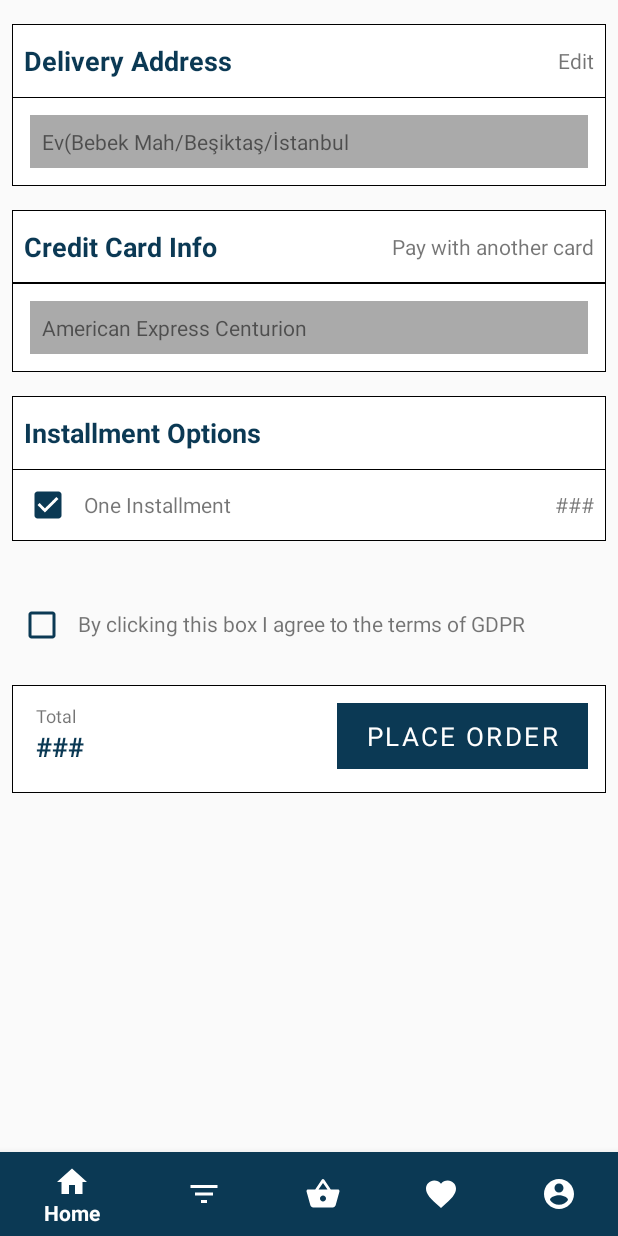
After one commit to bounswe/bounswe2020group5, an Android app: the fragment OrderFragment placed in its activity, on a phone screen of 412 x 824 dp. The commit adds this screen. Run offline under Robolectric (Android 15) with nearby library versions, the phone set to English and light mode, and no system bars; 1 statement that could not run was skipped.

Commit message:
order page xml implementation

```diff
--- a/app/mobile/BuPazar/app/src/main/java/com/example/bupazar/model/CartProductAdapter.kt
+++ b/app/mobile/BuPazar/app/src/main/java/com/example/bupazar/model/CartProductAdapter.kt
@@ -43,7 +43,7 @@ class CartProductAdapter(private val context: Context, private val cartProducts:
             itemView.product_description.text = cartProduct.product.description
             itemView.product_brand.text = "Brand: " + cartProduct.product.brand
             itemView.product_quantity.text = "Quantity: " + cartProduct.count
-            itemView.product_price.text = "$" + cartProduct.product.price
+            itemView.product_price.text = "$" + (cartProduct.product.price?.times(cartProduct.count))
             Glide.with(context).load(cartProduct.product.imageUrl).into(itemView.product_image)
         }
         fun bindLastItem(cartProduct: CartProduct) {
@@ -52,7 +52,7 @@ class CartProductAdapter(private val context: Context, private val cartProducts:
             itemView.product_description.text = cartProduct.product.description
             itemView.product_brand.text = "Brand: " + cartProduct.product.brand
             itemView.product_quantity.text = "Quantity: " + cartProduct.count
-            itemView.product_price.text = "$" + cartProduct.product.price
+            itemView.product_price.text = "$" + (cartProduct.product.price?.times(cartProduct.count))
             Glide.with(context).load(cartProduct.product.imageUrl).into(itemView.product_image)
             itemView.divider.visibility = View.INVISIBLE
             itemView.divider.background = null
--- a/app/mobile/BuPazar/app/src/main/java/com/example/bupazar/page/fragment/CartFragment.kt
+++ b/app/mobile/BuPazar/app/src/main/java/com/example/bupazar/page/fragment/CartFragment.kt
@@ -14,6 +14,7 @@ import com.example.bupazar.service.RestApiService
 import kotlinx.android.synthetic.main.fragment_cart.*
 import kotlinx.android.synthetic.main.fragment_homepage.*
 import kotlinx.android.synthetic.main.fragment_product.*
+import kotlinx.android.synthetic.main.homepage_activity.*
 
 private const val ARG_AUTH_TOKEN = "authToken"
 
@@ -22,6 +23,7 @@ class CartFragment : Fragment() {
     private var userData: LoginResponse? = null
     private var authToken: String? = null
     private var productsInCart: Array<CartProduct>? = null
+    private var totalPrice: Float = 0.0F
 
     override fun onCreate(savedInstanceState: Bundle?) {
         super.onCreate(savedInstanceState)
@@ -43,6 +45,13 @@ class CartFragment : Fragment() {
                 val cartProductAdapter = this.context?.let { productsInCart?.let { it1 -> CartProductAdapter(it, cartProducts = it1) } }
                 cartProducts.adapter = cartProductAdapter
                 cartProducts.layoutManager = LinearLayoutManager(this.context)
+
+                totalPrice = 0.0F
+
+                for (product in productsInCart!!) {
+                    totalPrice += product.product.price!! * product.count
+                }
+                total_price.text = "$" + totalPrice
             }
         }
     }
@@ -60,6 +69,13 @@ class CartFragment : Fragment() {
         val cartProductAdapter = this.context?.let { productsInCart?.let { it1 -> CartProductAdapter(it, cartProducts = it1) } }
         cartProducts.adapter = cartProductAdapter
         cartProducts.layoutManager = LinearLayoutManager(this.context)
+
+        go_to_order_page.setOnClickListener {
+            requireActivity().supportFragmentManager.beginTransaction().apply {
+                replace(R.id.fl_wrapper, OrderFragment())
+                commit()
+            }
+        }
     }
 
     companion object {
--- /dev/null
+++ b/app/mobile/BuPazar/app/src/main/java/com/example/bupazar/page/fragment/OrderFragment.kt
@@ -0,0 +1,60 @@
+package com.example.bupazar.page.fragment
+
+import android.os.Bundle
+import androidx.fragment.app.Fragment
+import android.view.LayoutInflater
+import android.view.View
+import android.view.ViewGroup
+import com.example.bupazar.R
+
+// TODO: Rename parameter arguments, choose names that match
+// the fragment initialization parameters, e.g. ARG_ITEM_NUMBER
+private const val ARG_PARAM1 = "param1"
+private const val ARG_PARAM2 = "param2"
+
+/**
+ * A simple [Fragment] subclass.
+ * Use the [OrderFragment.newInstance] factory method to
+ * create an instance of this fragment.
+ */
+class OrderFragment : Fragment() {
+    // TODO: Rename and change types of parameters
+    private var param1: String? = null
+    private var param2: String? = null
+
+    override fun onCreate(savedInstanceState: Bundle?) {
+        super.onCreate(savedInstanceState)
+        arguments?.let {
+            param1 = it.getString(ARG_PARAM1)
+            param2 = it.getString(ARG_PARAM2)
+        }
+    }
+
+    override fun onCreateView(
+        inflater: LayoutInflater, container: ViewGroup?,
+        savedInstanceState: Bundle?
+    ): View? {
+        // Inflate the layout for this fragment
+        return inflater.inflate(R.layout.fragment_order, container, false)
+    }
+
+    companion object {
+        /**
+         * Use this factory method to create a new instance of
+         * this fragment using the provided parameters.
+         *
+         * @param param1 Parameter 1.
+         * @param param2 Parameter 2.
+         * @return A new instance of fragment OrderFragment.
+         */
+        // TODO: Rename and change types and number of parameters
+        @JvmStatic
+        fun newInstance(param1: String, param2: String) =
+            OrderFragment().apply {
+                arguments = Bundle().apply {
+                    putString(ARG_PARAM1, param1)
+                    putString(ARG_PARAM2, param2)
+                }
+            }
+    }
+}
--- a/app/mobile/BuPazar/app/src/main/res/layout/fragment_cart.xml
+++ b/app/mobile/BuPazar/app/src/main/res/layout/fragment_cart.xml
@@ -27,12 +27,14 @@
         android:id="@+id/cartProducts"
         android:layout_width="match_parent"
         android:layout_height="match_parent"
-        android:layout_below="@id/topBar" />
+        android:layout_below="@id/topBar"
+        android:layout_above="@id/bottom_bar"/>
 
     <RelativeLayout
         android:layout_width="match_parent"
         android:layout_height="wrap_content"
         android:layout_alignParentBottom="true"
+        android:id="@+id/bottom_bar"
         android:background="@drawable/rectangle_border">
 
         <TextView
@@ -41,9 +43,8 @@
             android:id="@+id/total_text"
             android:text="Total"
             android:textSize="12sp"
-            android:layout_alignParentTop="true"
+            android:layout_alignTop="@id/go_to_order_page"
             android:layout_alignParentStart="true"
-            android:layout_marginTop="8dp"
             android:layout_marginStart="16dp"/>
 
         <TextView
@@ -54,7 +55,9 @@
             android:textSize="18sp"
             android:layout_below="@id/total_text"
             android:layout_alignStart="@id/total_text"
-            android:layout_marginBottom="8dp"/>
+            android:layout_marginBottom="8dp"
+            android:textStyle="bold"
+            android:textColor="@color/secondary_blue"/>
 
         <LinearLayout
             android:id="@+id/go_to_order_page"
@@ -62,12 +65,11 @@
             android:layout_height="wrap_content"
             android:background="@color/secondary_blue"
             android:layout_alignParentEnd="true"
-            android:layout_marginTop="16dp"
-            android:layout_marginEnd="16dp"
+            android:layout_marginTop="12dp"
+            android:layout_marginEnd="12dp"
             android:layout_marginBottom="16dp">
 
             <TextView
-                android:id="@+id/addtocart_text"
                 android:padding="10dp"
                 android:layout_marginStart="10dp"
                 android:layout_marginEnd="10dp"
--- /dev/null
+++ b/app/mobile/BuPazar/app/src/main/res/layout/fragment_order.xml
@@ -0,0 +1,289 @@
+<?xml version="1.0" encoding="utf-8"?>
+<RelativeLayout xmlns:android="http://schemas.android.com/apk/res/android"
+    xmlns:tools="http://schemas.android.com/tools"
+    android:layout_width="match_parent"
+    android:layout_height="match_parent"
+    tools:context=".page.fragment.OrderFragment">
+
+    <RelativeLayout
+        android:layout_width="match_parent"
+        android:layout_height="wrap_content"
+        android:layout_alignParentTop="true"
+        android:layout_marginTop="16dp"
+        android:layout_marginStart="8dp"
+        android:layout_marginEnd="8dp"
+        android:layout_marginBottom="16dp"
+        android:background="@drawable/rectangle_border"
+        android:id="@+id/address_box">
+
+        <RelativeLayout
+            android:layout_width="match_parent"
+            android:layout_height="wrap_content"
+            android:id="@+id/address_header_bar">
+
+            <TextView
+                android:layout_width="wrap_content"
+                android:layout_height="wrap_content"
+                android:layout_alignParentTop="true"
+                android:layout_alignParentStart="true"
+                android:text="Delivery Address"
+                android:textSize="18sp"
+                android:textStyle="bold"
+                android:textColor="@color/secondary_blue"
+                android:layout_marginStart="8dp"
+                android:layout_marginTop="12dp"
+                android:layout_marginBottom="12dp"/>
+
+            <TextView
+                android:layout_width="wrap_content"
+                android:layout_height="wrap_content"
+                android:id="@+id/edit_address"
+                android:text="Edit"
+                android:layout_alignParentEnd="true"
+                android:layout_centerVertical="true"
+                android:layout_marginEnd="8dp"/>
+
+        </RelativeLayout>
+
+        <RelativeLayout
+            android:layout_width="match_parent"
+            android:layout_height="wrap_content"
+            android:layout_below="@id/address_header_bar"
+            android:id="@+id/address_bar"
+            android:background="@drawable/rectangle_border">
+
+            <RelativeLayout
+                android:layout_width="match_parent"
+                android:layout_height="wrap_content"
+                android:background="@android:color/darker_gray"
+                android:layout_marginStart="12dp"
+                android:layout_marginEnd="12dp"
+                android:layout_marginTop="12dp"
+                android:layout_marginBottom="12dp">
+
+                <TextView
+                    android:layout_width="wrap_content"
+                    android:layout_height="wrap_content"
+                    android:id="@+id/address_text"
+                    android:text="Ev(Bebek Mah/Beşiktaş/İstanbul"
+                    android:padding="8dp"/>
+            </RelativeLayout>
+
+        </RelativeLayout>
+
+    </RelativeLayout>
+
+    <RelativeLayout
+        android:layout_width="match_parent"
+        android:layout_height="wrap_content"
+        android:layout_marginStart="8dp"
+        android:layout_marginEnd="8dp"
+        android:layout_marginBottom="16dp"
+        android:background="@drawable/rectangle_border"
+        android:id="@+id/card_box"
+        android:layout_below="@id/address_box">
+
+        <RelativeLayout
+            android:layout_width="match_parent"
+            android:layout_height="wrap_content"
+            android:id="@+id/card_header_bar"
+            android:background="@drawable/rectangle_border">
+
+            <TextView
+                android:layout_width="wrap_content"
+                android:layout_height="wrap_content"
+                android:layout_alignParentTop="true"
+                android:layout_alignParentStart="true"
+                android:text="Credit Card Info"
+                android:textSize="18sp"
+                android:textStyle="bold"
+                android:textColor="@color/secondary_blue"
+                android:layout_marginStart="8dp"
+                android:layout_marginTop="12dp"
+                android:layout_marginBottom="12dp"/>
+
+            <TextView
+                android:layout_width="wrap_content"
+                android:layout_height="wrap_content"
+                android:id="@+id/edit_card"
+                android:text="Pay with another card"
+                android:layout_alignParentEnd="true"
+                android:layout_centerVertical="true"
+                android:layout_marginEnd="8dp"/>
+
+        </RelativeLayout>
+
+        <RelativeLayout
+            android:layout_width="match_parent"
+            android:layout_height="wrap_content"
+            android:layout_below="@id/card_header_bar"
+            android:id="@+id/card_bar"
+            android:background="@drawable/rectangle_border">
+
+            <RelativeLayout
+                android:layout_width="match_parent"
+                android:layout_height="wrap_content"
+                android:background="@android:color/darker_gray"
+                android:layout_marginStart="12dp"
+                android:layout_marginEnd="12dp"
+                android:layout_marginTop="12dp"
+                android:layout_marginBottom="12dp">
+
+                <TextView
+                    android:layout_width="wrap_content"
+                    android:layout_height="wrap_content"
+                    android:id="@+id/card_name_text"
+                    android:text="American Express Centurion"
+                    android:padding="8dp"/>
+            </RelativeLayout>
+
+        </RelativeLayout>
+
+    </RelativeLayout>
+
+    <RelativeLayout
+        android:layout_width="match_parent"
+        android:layout_height="wrap_content"
+        android:layout_marginStart="8dp"
+        android:layout_marginEnd="8dp"
+        android:layout_marginBottom="16dp"
+        android:background="@drawable/rectangle_border"
+        android:id="@+id/installment_box"
+        android:layout_below="@id/card_box">
+
+        <RelativeLayout
+            android:layout_width="match_parent"
+            android:layout_height="wrap_content"
+            android:id="@+id/installment_header_bar">
+
+            <TextView
+                android:layout_width="wrap_content"
+                android:layout_height="wrap_content"
+                android:layout_alignParentTop="true"
+                android:layout_alignParentStart="true"
+                android:text="Installment Options"
+                android:textSize="18sp"
+                android:textStyle="bold"
+                android:textColor="@color/secondary_blue"
+                android:layout_marginStart="8dp"
+                android:layout_marginTop="12dp"
+                android:layout_marginBottom="12dp"/>
+
+        </RelativeLayout>
+
+        <RelativeLayout
+            android:layout_width="match_parent"
+            android:layout_height="wrap_content"
+            android:layout_below="@id/installment_header_bar"
+            android:id="@+id/installment_bar"
+            android:background="@drawable/rectangle_border">
+
+            <CheckBox
+                android:layout_width="wrap_content"
+                android:layout_height="wrap_content"
+                android:layout_marginStart="8dp"
+                android:layout_marginTop="8dp"
+                android:layout_marginBottom="8dp"
+                android:id="@+id/one_installment_checkbox"
+                android:checked="true"
+                android:buttonTint="@color/secondary_blue"/>
+
+            <TextView
+                android:layout_width="wrap_content"
+                android:layout_height="wrap_content"
+                android:text="One Installment"
+                android:layout_toEndOf="@id/one_installment_checkbox"
+                android:layout_centerVertical="true"
+                android:layout_marginStart="8dp"/>
+
+            <TextView
+                android:layout_width="wrap_content"
+                android:layout_height="wrap_content"
+                android:text="###"
+                android:id="@+id/installment_price"
+                android:layout_alignParentEnd="true"
+                android:layout_centerVertical="true"
+                android:layout_marginEnd="8dp"/>
+
+        </RelativeLayout>
+
+    </RelativeLayout>
+
+    <CheckBox
+        android:id="@+id/gdpr_checkbox"
+        android:layout_width="wrap_content"
+        android:layout_height="wrap_content"
+        android:layout_below="@id/installment_box"
+        android:layout_marginStart="12dp"
+        android:layout_marginTop="24dp"
+        android:buttonTint="@color/secondary_blue"/>
+
+    <TextView
+        android:id="@+id/gdpr_text"
+        android:layout_width="wrap_content"
+        android:layout_height="wrap_content"
+        android:layout_alignTop="@id/gdpr_checkbox"
+        android:layout_toEndOf="@id/gdpr_checkbox"
+        android:layout_marginStart="8dp"
+        android:layout_marginTop="5dp"
+        android:text="By clicking this box I agree to the terms of GDPR"/>
+
+    <RelativeLayout
+        android:layout_width="match_parent"
+        android:layout_height="wrap_content"
+        android:layout_below="@id/gdpr_checkbox"
+        android:layout_marginTop="24dp"
+        android:layout_marginStart="8dp"
+        android:layout_marginEnd="8dp"
+        android:layout_marginBottom="16dp"
+        android:background="@drawable/rectangle_border"
+        android:id="@+id/place_order_box">
+
+        <TextView
+            android:layout_width="wrap_content"
+            android:layout_height="wrap_content"
+            android:id="@+id/total_text"
+            android:text="Total"
+            android:textSize="12sp"
+            android:layout_alignTop="@id/place_order_button"
+            android:layout_alignParentStart="true"
+            android:layout_marginStart="16dp"/>
+
+        <TextView
+            android:id="@+id/total_price"
+            android:layout_width="wrap_content"
+            android:layout_height="wrap_content"
+            android:text="###"
+            android:textSize="18sp"
+            android:layout_below="@id/total_text"
+            android:layout_alignStart="@id/total_text"
+            android:layout_marginBottom="8dp"
+            android:textStyle="bold"
+            android:textColor="@color/secondary_blue"/>
+
+        <LinearLayout
+            android:id="@+id/place_order_button"
+            android:layout_width="wrap_content"
+            android:layout_height="wrap_content"
+            android:background="@color/secondary_blue"
+            android:layout_alignParentEnd="true"
+            android:layout_marginTop="12dp"
+            android:layout_marginEnd="12dp"
+            android:layout_marginBottom="16dp">
+
+            <TextView
+                android:padding="10dp"
+                android:layout_marginStart="10dp"
+                android:layout_marginEnd="10dp"
+                android:layout_width="match_parent"
+                android:layout_height="wrap_content"
+                android:text="PLACE ORDER"
+                android:textColor="#fff"
+                android:textSize="17dp"
+                android:gravity="center"
+                android:letterSpacing="0.09"/>
+        </LinearLayout>
+
+    </RelativeLayout>
+
+</RelativeLayout>
```
